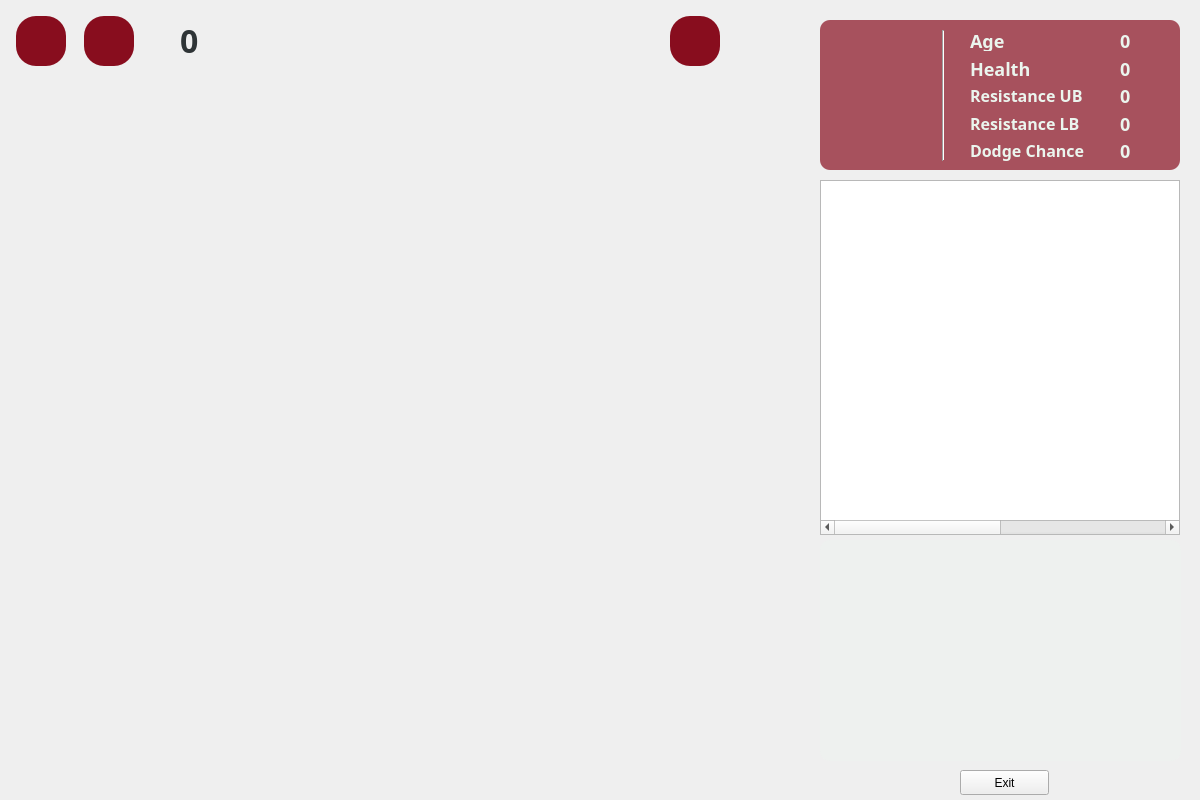
First picture: the form in app/game.ui, repository ce-itcr/Gladiators-GBP, before the edit.
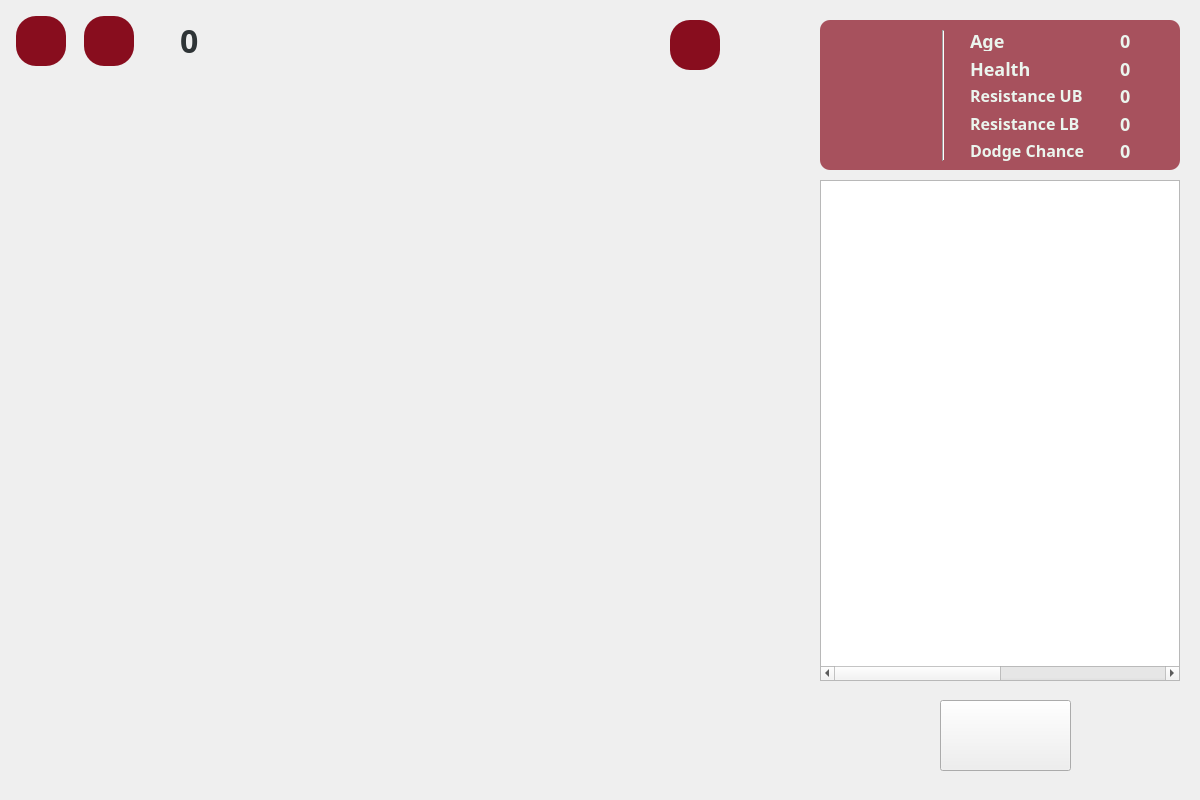
Second picture: the form after the edit. Icons and pictures are not drawn.

The edit to the form file:
```diff
--- a/app/game.ui
+++ b/app/game.ui
@@ -114,7 +114,7 @@
      <x>820</x>
      <y>180</y>
      <width>360</width>
-     <height>355</height>
+     <height>501</height>
     </rect>
    </property>
    <property name="styleSheet">
@@ -295,7 +295,7 @@
    <property name="geometry">
     <rect>
      <x>670</x>
-     <y>16</y>
+     <y>20</y>
      <width>50</width>
      <height>50</height>
     </rect>
@@ -331,26 +331,6 @@
     </size>
    </property>
   </widget>
-  <widget class="QFrame" name="geneticProgress">
-   <property name="geometry">
-    <rect>
-     <x>820</x>
-     <y>540</y>
-     <width>361</width>
-     <height>221</height>
-    </rect>
-   </property>
-   <property name="styleSheet">
-    <string notr="true">background-color: rgba(235, 245, 238, 0.29);
-border-radius: 10px;</string>
-   </property>
-   <property name="frameShape">
-    <enum>QFrame::StyledPanel</enum>
-   </property>
-   <property name="frameShadow">
-    <enum>QFrame::Raised</enum>
-   </property>
-  </widget>
   <widget class="QLabel" name="ageLabel">
    <property name="geometry">
     <rect>
@@ -584,14 +564,20 @@
   <widget class="QPushButton" name="exitButton">
    <property name="geometry">
     <rect>
-     <x>960</x>
-     <y>770</y>
-     <width>89</width>
-     <height>25</height>
+     <x>940</x>
+     <y>700</y>
+     <width>131</width>
+     <height>71</height>
     </rect>
    </property>
+   <property name="styleSheet">
+    <string notr="true">background-color: transparent;
+border-image: url(:/img/buttons/exit_button2.png);
+background: none;
+background-repeat: none;</string>
+   </property>
    <property name="text">
-    <string>Exit</string>
+    <string/>
    </property>
   </widget>
   <widget class="QLabel" name="waveCount">
```
Left out of the diff: 164 changed lines with no effect on the pictures.
